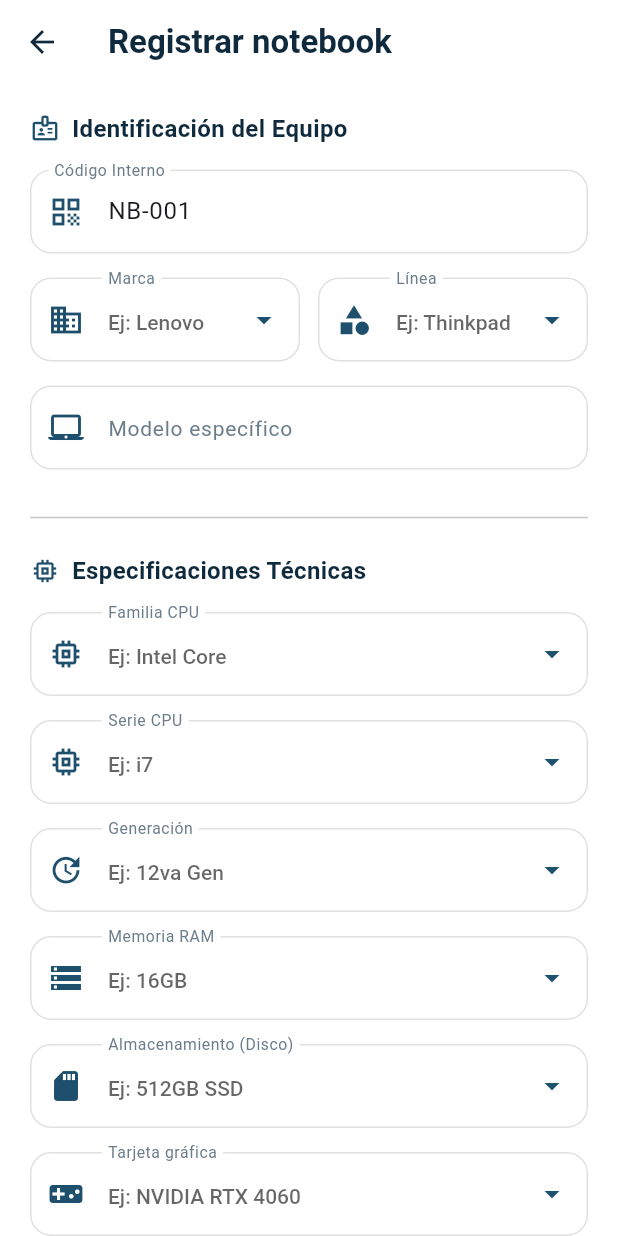
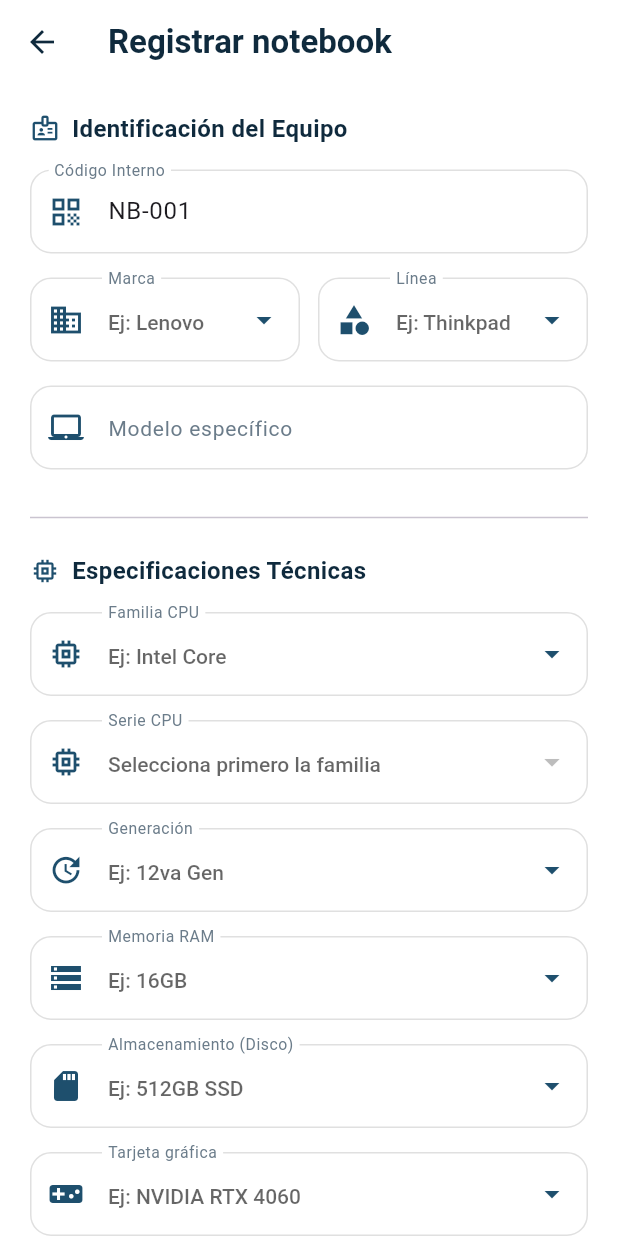
Before and after one commit to DanyaDuran/ztech_proyect, a Flutter app: the NotebookFormScreen screen opened directly, on a phone screen of 412 x 824 dp. Run offline on Flutter 3.47's test engine with Material 3 defaults, Android fonts, the phone set to English and light mode, and no system bars; our stand-ins replace cloud_firestore, firebase_auth, firebase_core, open_filex, pdf, printing; missing offline and left inert: file_saver; accounts and stored records are empty.

```diff
--- a/lib/core/session/inactivity_logout_wrapper.dart
+++ b/lib/core/session/inactivity_logout_wrapper.dart
@@ -27,8 +27,14 @@ class _InactivityLogoutWrapperState extends State<InactivityLogoutWrapper> {
   DateTime _lastActivity = DateTime.now();
   bool _wasLoggedIn = false;
 
-  static const Duration _inactiveDuration = Duration(minutes: 5);
-  // Luego cambiar a Duration(minutes: 10)
+  Duration get _inactiveDuration {
+    final rol = CurrentUser.user?.rol.toLowerCase().trim() ?? '';
+
+    if (rol == 'super_admin' || rol == 'admin') {
+      return const Duration(seconds: 60);
+    }
+    return const Duration(minutes: 20);
+  }
 
   @override
   void initState() {
--- a/lib/features/bodega/presentation/screens/notebook_form_screen.dart
+++ b/lib/features/bodega/presentation/screens/notebook_form_screen.dart
@@ -44,6 +44,18 @@ class _NotebookFormScreenState extends State<NotebookFormScreen> {
   bool _isLoading = false;
 
   bool get esEdicion => widget.notebook != null;
+
+  List<String> get seriesProcesadorFiltradas {
+    if (familiaProcesador == 'Intel Core') {
+      return ['i3', 'i5', 'i7', 'i9'];
+    }
+
+    if (familiaProcesador == 'AMD Ryzen') {
+      return ['Ryzen 3', 'Ryzen 5', 'Ryzen 7', 'Ryzen 9'];
+    }
+
+    return [];
+  }
 
   final List<String> estadosDisponibles = ['Pendiente de revisión'];
 
@@ -153,7 +165,7 @@ class _NotebookFormScreenState extends State<NotebookFormScreen> {
         ),
       );
 
-      Navigator.pop(context);
+      Navigator.pop(context, true);
     } catch (e) {
       if (!mounted) return;
 
@@ -330,16 +342,31 @@ class _NotebookFormScreenState extends State<NotebookFormScreen> {
                 hint: 'Ej: Intel Core',
                 value: familiaProcesador,
                 items: NotebookOptions.familiasProcesador,
-                onChanged: (val) => setState(() => familiaProcesador = val),
+                onChanged: (val) {
+                  setState(() {
+                    familiaProcesador = val;
+                    serieProcesador = null;
+                  });
+                },
               ),
 
               CustomDropdownField(
                 label: 'Serie CPU',
                 icon: Icons.memory_outlined,
-                hint: 'Ej: i7',
+                hint: familiaProcesador == null
+                    ? 'Selecciona primero la familia'
+                    : 'Selecciona la serie',
                 value: serieProcesador,
-                items: NotebookOptions.seriesProcesador,
-                onChanged: (val) => setState(() => serieProcesador = val),
+                items: seriesProcesadorFiltradas,
+                onChanged: (val) {
+                  if (familiaProcesador == null) {
+                    return;
+                  }
+
+                  setState(() {
+                    serieProcesador = val;
+                  });
+                },
               ),
 
               CustomDropdownField(
```
Also changed, not shown: lib/features/bodega/presentation/screens/notebook_detail_screen.dart (+6 -2 lines).
